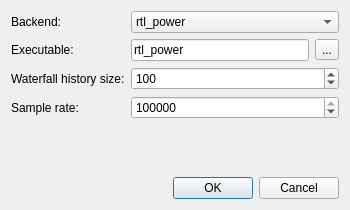
Above: qspectrumanalyzer/qspectrumanalyzer_settings.ui from xmikos/qspectrumanalyzer before the change. Below: the same form after it.
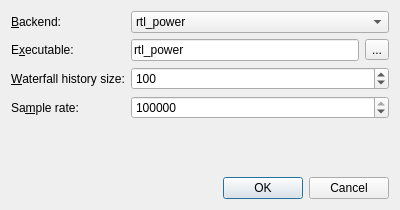
That is the form after the change.

```diff
--- a/qspectrumanalyzer/qspectrumanalyzer_settings.ui
+++ b/qspectrumanalyzer/qspectrumanalyzer_settings.ui
@@ -6,7 +6,7 @@
    <rect>
     <x>0</x>
     <y>0</y>
-    <width>350</width>
+    <width>400</width>
     <height>210</height>
    </rect>
   </property>
@@ -19,7 +19,10 @@
      <item row="0" column="0">
       <widget class="QLabel" name="label_3">
        <property name="text">
-        <string>Backend:</string>
+        <string>&amp;Backend:</string>
+       </property>
+       <property name="buddy">
+        <cstring>backendComboBox</cstring>
        </property>
       </widget>
      </item>
@@ -40,7 +43,10 @@
      <item row="1" column="0">
       <widget class="QLabel" name="label">
        <property name="text">
-        <string>Executable:</string>
+        <string>E&amp;xecutable:</string>
+       </property>
+       <property name="buddy">
+        <cstring>executableEdit</cstring>
        </property>
       </widget>
      </item>
@@ -65,7 +71,10 @@
      <item row="2" column="0">
       <widget class="QLabel" name="label_2">
        <property name="text">
-        <string>Waterfall history size:</string>
+        <string>&amp;Waterfall history size:</string>
+       </property>
+       <property name="buddy">
+        <cstring>waterfallHistorySizeSpinBox</cstring>
        </property>
       </widget>
      </item>
@@ -85,7 +94,10 @@
      <item row="3" column="0">
       <widget class="QLabel" name="label_4">
        <property name="text">
-        <string>Sample rate:</string>
+        <string>Sa&amp;mple rate:</string>
+       </property>
+       <property name="buddy">
+        <cstring>sampleRateSpinBox</cstring>
        </property>
       </widget>
      </item>
```
Left out of the diff: 13 changed lines with no effect on the pictures.
